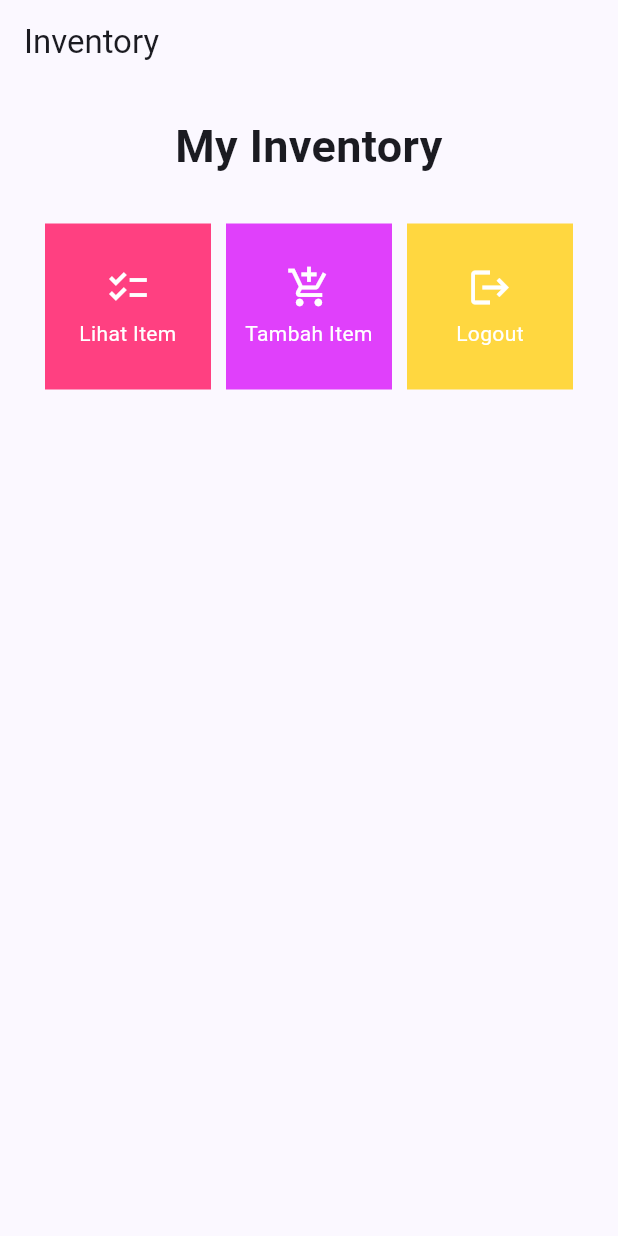
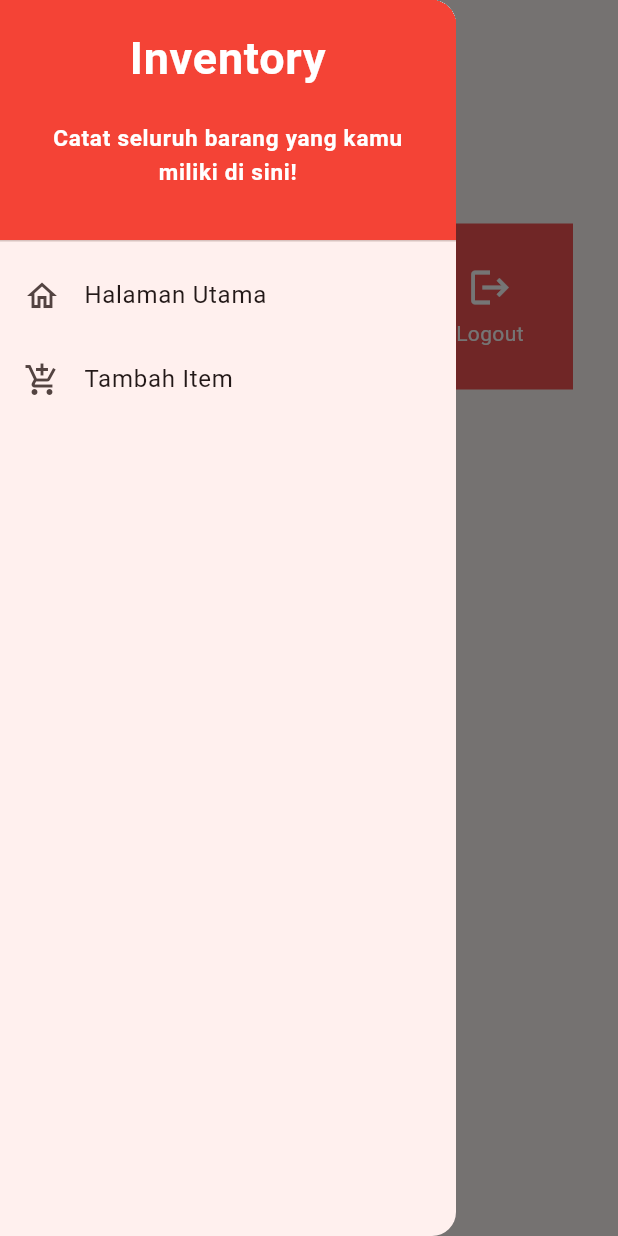
Before and after one commit to jnathanie/inventory-mobile, a Flutter app: the screen it shows after launch, with the side drawer open (before the commit the screen has no drawer), on a phone screen of 412 x 824 dp. Run offline on Flutter 3.47's test engine with Material 2 defaults, Android fonts, the phone set to English and light mode, and no system bars.

Commit message:
selesai tugas 8

```diff
--- a/lib/main.dart
+++ b/lib/main.dart
@@ -1,5 +1,5 @@
 import 'package:flutter/material.dart';
-import 'package:inventory/menu.dart';
+import 'package:inventory/screens/menu.dart';
 
 void main() {
   runApp(const MyApp());
@@ -13,7 +13,7 @@ class MyApp extends StatelessWidget {
     return MaterialApp(
       title: 'Flutter Demo',
       theme: ThemeData(
-        colorScheme: ColorScheme.fromSeed(seedColor: Colors.indigo),
+        colorScheme: ColorScheme.fromSeed(seedColor: Colors.red),
         useMaterial3: true,
       ),
       home: MyHomePage()
--- a/lib/menu.dart
+++ /dev/null
@@ -1,112 +0,0 @@
-import 'package:flutter/material.dart';
-
-class ShopItem {
-  final String name;
-  final IconData icon;
-  final Color color;
-
-  ShopItem(this.name, this.icon, this.color);
-}
-
-class ShopCard extends StatelessWidget {
-  final ShopItem item;
-
-  const ShopCard(this.item, {super.key}); // Constructor
-
-  @override
-  Widget build(BuildContext context) {
-    return Material(
-      color: item.color,
-      child: InkWell(
-        // Area responsive terhadap sentuhan
-        onTap: () {
-          // Memunculkan SnackBar ketika diklik
-          ScaffoldMessenger.of(context)
-            ..hideCurrentSnackBar()
-            ..showSnackBar(SnackBar(
-                content: Text("Kamu telah menekan tombol ${item.name}!")));
-        },
-        child: Container(
-          // Container untuk menyimpan Icon dan Text
-          padding: const EdgeInsets.all(8),
-          child: Center(
-            child: Column(
-              mainAxisAlignment: MainAxisAlignment.center,
-              children: [
-                Icon(
-                  item.icon,
-                  color: Colors.white,
-                  size: 30.0,
-                ),
-                const Padding(padding: EdgeInsets.all(3)),
-                Text(
-                  item.name,
-                  textAlign: TextAlign.center,
-                  style: const TextStyle(color: Colors.white),
-                ),
-              ],
-            ),
-          ),
-        ),
-      ),
-    );
-  }
-}
-
-class MyHomePage extends StatelessWidget {
-  MyHomePage({Key? key}) : super(key: key);
-
-  final List<ShopItem> items = [
-    ShopItem("Lihat Item", Icons.checklist, Colors.pinkAccent),
-    ShopItem("Tambah Item", Icons.add_shopping_cart, Colors.purpleAccent),
-    ShopItem("Logout", Icons.logout, Colors.amberAccent),
-  ];
-
-  @override
-    Widget build(BuildContext context) {
-        return Scaffold(
-      appBar: AppBar(
-        title: const Text(
-          'Inventory',
-        ),
-      ),
-      body: SingleChildScrollView(
-        // Widget wrapper yang dapat discroll
-        child: Padding(
-          padding: const EdgeInsets.all(10.0), // Set padding dari halaman
-          child: Column(
-            // Widget untuk menampilkan children secara vertikal
-            children: <Widget>[
-              const Padding(
-                padding: EdgeInsets.only(top: 10.0, bottom: 10.0),
-                // Widget Text untuk menampilkan tulisan dengan alignment center dan style yang sesuai
-                child: Text(
-                  'My Inventory', // Text yang menandakan toko
-                  textAlign: TextAlign.center,
-                  style: TextStyle(
-                    fontSize: 30,
-                    fontWeight: FontWeight.bold,
-                  ),
-                ),
-              ),
-              // Grid layout
-              GridView.count(
-                // Container pada card kita.
-                primary: true,
-                padding: const EdgeInsets.all(20),
-                crossAxisSpacing: 10,
-                mainAxisSpacing: 10,
-                crossAxisCount: 3,
-                shrinkWrap: true,
-                children: items.map((ShopItem item) {
-                  // Iterasi untuk setiap item
-                  return ShopCard(item);
-                }).toList(),
-              ),
-            ],
-          ),
-        ),
-      ),
-    );
-    }
-}
--- /dev/null
+++ b/lib/screens/item_list_page.dart
@@ -0,0 +1,41 @@
+import 'package:flutter/material.dart';
+import 'package:inventory/widgets/item_card.dart';
+
+class InventoryListItem {
+  final String name;
+  final int amount;
+  final String description;
+
+  InventoryListItem(this.name, this.amount, this.description);
+}
+
+class ItemListPage extends StatelessWidget {
+  final List<InventoryListItem> items;
+
+  const ItemListPage({Key? key, required this.items}) : super(key: key);
+
+  @override
+  Widget build(BuildContext context) {
+    return Scaffold(
+      appBar: AppBar(
+        title: const Text('Daftar Item'),
+      ),
+      body: ListView.builder(
+        itemCount: items.length,
+        itemBuilder: (context, index) {
+          final item = items[index];
+          return ListTile(
+            title: Text(item.name),
+            subtitle: Column(
+              crossAxisAlignment: CrossAxisAlignment.start,
+              children: [
+                Text('Amount: ${item.amount}'),
+                Text('Description: ${item.description}'),
+              ],
+            ),
+          );
+        },
+      ),
+    );
+  }
+}
--- /dev/null
+++ b/lib/screens/menu.dart
@@ -0,0 +1,59 @@
+import 'package:flutter/material.dart';
+import 'package:inventory/screens/inventorylist_form.dart';
+import 'package:inventory/widgets/left_drawer.dart';
+import 'package:inventory/widgets/item_card.dart';
+import 'package:inventory/screens/item_list_page.dart';
+
+class MyHomePage extends StatelessWidget {
+  MyHomePage({Key? key}) : super(key: key);
+
+  final List<InventoryItem> items = [
+    InventoryItem("Lihat Item", Icons.checklist, const Color(0xFF8B0000)),
+    InventoryItem("Tambah Item", Icons.add_shopping_cart, const Color.fromARGB(255, 200, 39, 39)),
+    InventoryItem("Logout", Icons.logout, const Color.fromARGB(241, 244, 73, 73)),
+  ];
+
+
+
+  @override
+  Widget build(BuildContext context) {
+    return Scaffold(
+      appBar: AppBar(
+        title: const Text('Inventory'),
+      ),
+      drawer: const LeftDrawer(),
+      body: SingleChildScrollView(
+        child: Padding(
+          padding: const EdgeInsets.all(10.0),
+          child: Column(
+            children: <Widget>[
+              const Padding(
+                padding: EdgeInsets.only(top: 10.0, bottom: 10.0),
+                child: Text(
+                  'Inventory',
+                  textAlign: TextAlign.center,
+                  style: TextStyle(
+                    fontSize: 30,
+                    fontWeight: FontWeight.bold,
+                  ),
+                ),
+              ),
+              GridView.count(
+                primary: true,
+                padding: const EdgeInsets.all(20),
+                crossAxisSpacing: 10,
+                mainAxisSpacing: 10,
+                crossAxisCount: 3,
+                shrinkWrap: true,
+                children: items.map((InventoryItem item) {
+                  // Iterasi untuk setiap item
+                  return ItemCard(item);
+                }).toList(),
+              ),
+            ],
+          ),
+        ),
+      ),
+    );
+    }
+}
--- /dev/null
+++ b/lib/widgets/item_card.dart
@@ -0,0 +1,74 @@
+import 'package:flutter/material.dart';
+import 'package:inventory/screens/inventorylist_form.dart';
+import 'package:inventory/screens/item_list_page.dart';
+
+
+class InventoryItem {
+  final String name;
+  final IconData icon;
+  final Color color;
+
+  InventoryItem(this.name, this.icon, this.color);
+}
+
+class ItemCard extends StatelessWidget {
+  final InventoryItem item;
+
+  const ItemCard(this.item, {super.key});
+
+  @override
+  Widget build(BuildContext context) {
+    return Material(
+      color: item.color,
+      child: InkWell(
+        onTap: () {
+          ScaffoldMessenger.of(context)
+            ..hideCurrentSnackBar()
+            ..showSnackBar(SnackBar(
+                content: Text("Kamu telah menekan tombol ${item.name}!")));
+
+          if (item.name == "Tambah Item") {
+            Navigator.push(context,
+            MaterialPageRoute(builder: (context) => const ItemFormPage()));
+          }
+
+          if (item.name == "Lihat Item") {
+            List<InventoryListItem> getDummyItems() {
+              return [
+                InventoryListItem("Laptop", 2, "Bagus"),
+                InventoryListItem("Earphone", 1, "Canggih"),
+              ];
+            }
+            Navigator.push(
+                context,
+                MaterialPageRoute(
+                  builder: (context) => ItemListPage(items: getDummyItems()),
+                ),
+              );
+          }
+        },
+        child: Container(
+          padding: const EdgeInsets.all(8),
+          child: Center(
+            child: Column(
+              mainAxisAlignment: MainAxisAlignment.center,
+              children: [
+                Icon(
+                  item.icon,
+                  color: Colors.white,
+                  size: 30.0,
+                ),
+                const Padding(padding: EdgeInsets.all(3)),
+                Text(
+                  item.name,
+                  textAlign: TextAlign.center,
+                  style: const TextStyle(color: Colors.white),
+                ),
+              ],
+            ),
+          ),
+        ),
+      ),
+    );
+  }
+}
--- /dev/null
+++ b/lib/widgets/item_list.dart
@@ -0,0 +1,30 @@
+// item_list.dart
+import 'package:flutter/material.dart';
+
+class InventoryListItem {
+  final String name;
+  final int amount;
+  final String description;
+
+  InventoryListItem(this.name, this.amount, this.description);
+}
+
+class ItemList extends StatelessWidget {
+  final List<InventoryListItem> items;
+
+  const ItemList({Key? key, required this.items}) : super(key: key);
+
+  @override
+  Widget build(BuildContext context) {
+    return ListView.builder(
+      itemCount: items.length,
+      itemBuilder: (context, index) {
+        final item = items[index];
+        return ListTile(
+          title: Text(item.name),
+          subtitle: Text('Jumlah: ${item.amount}, Deskripsi: ${item.description}'),
+        );
+      },
+    );
+  }
+}
--- /dev/null
+++ b/lib/widgets/left_drawer.dart
@@ -0,0 +1,67 @@
+import 'package:flutter/material.dart';
+import 'package:inventory/screens/menu.dart';
+import 'package:inventory/screens/inventorylist_form.dart';
+
+
+class LeftDrawer extends StatelessWidget {
+  const LeftDrawer({super.key});
+
+  @override
+  Widget build(BuildContext context) {
+    return Drawer(
+      child: ListView(
+        children: [
+          const DrawerHeader(
+            decoration: BoxDecoration(
+              color: Colors.red,
+            ),
+            child: Column(
+              children: [
+                Text(
+                  'Inventory',
+                  textAlign: TextAlign.center,
+                  style: TextStyle(
+                    fontSize: 30,
+                    fontWeight: FontWeight.bold,
+                    color: Colors.white,
+                  ),
+                ),
+                Padding(padding: EdgeInsets.all(10)),
+                Text("Catat seluruh barang yang kamu miliki di sini!",
+                  textAlign: TextAlign.center,
+                  style: TextStyle(
+                    fontSize: 15,
+                    fontWeight: FontWeight.bold,
+                    color: Colors.white,
+                  ),
+                    ),
+              ],
+            ),
+          ),
+          ListTile(
+            leading: const Icon(Icons.home_outlined),
+            title: const Text('Halaman Utama'),
+            onTap: () {
+              Navigator.pushReplacement(
+                  context,
+                  MaterialPageRoute(
+                    builder: (context) => MyHomePage(),
+                  ));
+            },
+          ),
+          ListTile(
+            leading: const Icon(Icons.add_shopping_cart),
+            title: const Text('Tambah Item'),
+            onTap: () {
+              Navigator.push(
+                context,
+                MaterialPageRoute(
+                  builder: (context) => ItemFormPage(),
+                ));
+            },
+          ),
+        ],
+      ),
+    );
+  }
+}
```
Also changed, not shown: lib/screens/inventorylist_form.dart (added, +163 -0 lines), 1 other file.
